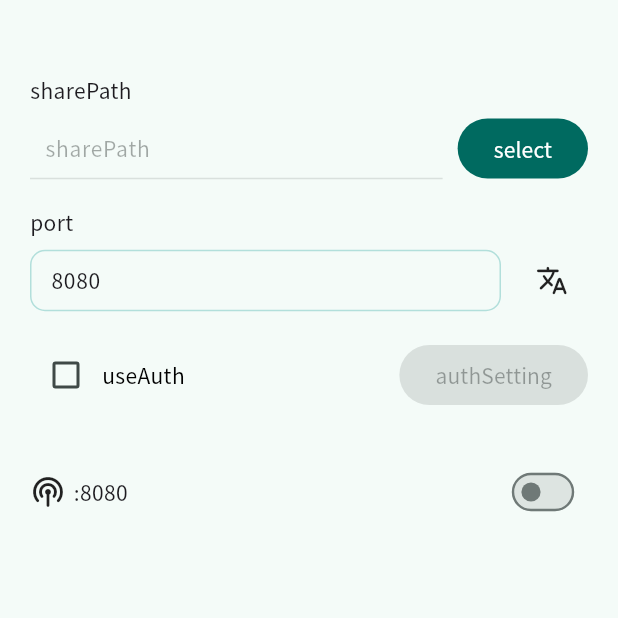
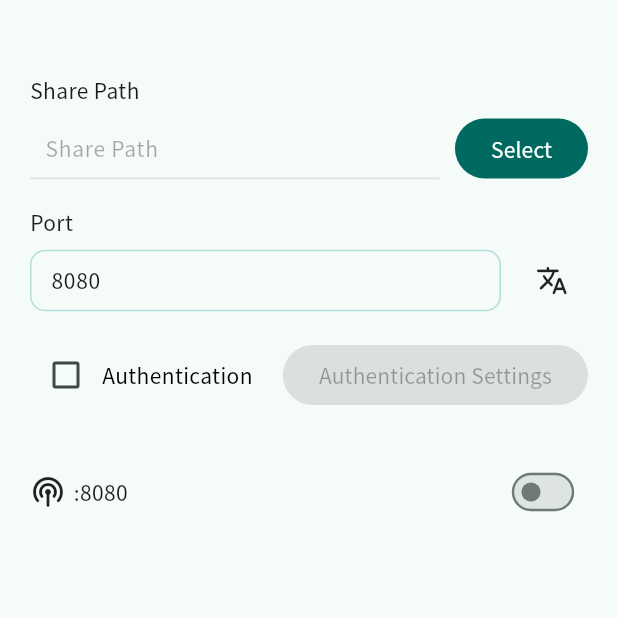
Before and after one commit to Zhoucheng133/DAV-Server, a Flutter app: the screen it shows after launch, on a phone screen of 412 x 824 dp, the top half of it. Run offline on Flutter 3.47's test engine with Material 3 defaults, Android fonts, the phone set to English and light mode, and no system bars; our stand-ins replace file_picker, get, google_fonts, shared_preferences; missing offline and left inert: clipboard, dart:ffi, window_manager; statements that could not run were skipped.

Commit message:
添加英文和繁体中文

```diff
--- a/lib/lang/en_us.dart
+++ b/lib/lang/en_us.dart
@@ -1,3 +1,19 @@
 const Map<String, String> enUS = {
-
+  'sharePath': 'Share Path',
+  'port': 'Port',
+  'select': 'Select',
+  'useAuth': 'Authentication',
+  'authSetting': 'Authentication Settings',
+  'username': 'Username',
+  'password': 'Password',
+  'setFailed': 'Failed to Set',
+  'usernamePasswordBoth': 'Username and password must both be filled in or both left empty',
+  'allowAnonymous': 'Empty to allow anonymous access',
+  'cancel': 'Cancel',
+  'ok': 'Done',
+  'clickToCopy': 'Click to Copy',
+  'copyed': 'Copied',
+  'serviceRunning': 'Service is running',
+  'youNeedToStop': 'You need to stop the service before exiting',
+  'language': 'Language'
 };
--- a/lib/lang/zh_tw.dart
+++ b/lib/lang/zh_tw.dart
@@ -1,2 +1,19 @@
 const Map<String, String> zhTW = {
+  'sharePath': '分享路徑',
+  'port': '連接埠',
+  'select': '選擇',
+  'useAuth': '使用驗證',
+  'authSetting': '驗證設定',
+  'username': '用戶名',
+  'password': '密碼',
+  'setFailed': '設定失敗',
+  'usernamePasswordBoth': '用戶名與密碼必須同時填寫或同時留空',
+  'allowAnonymous': '若允許匿名存取請留空',
+  'cancel': '取消',
+  'ok': '完成',
+  'clickToCopy': '點擊複製',
+  'copyed': '已複製',
+  'serviceRunning': '服務正在運行中',
+  'youNeedToStop': '你需要先停止服務才能離開',
+  'language': '語言'
 };
```
